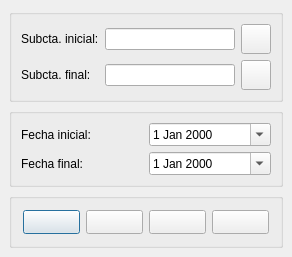
Before: the Qt Designer form ui/cuadimprimayor.ui in Ivanvegacbr/librokuentas, drawn with Qt 5.
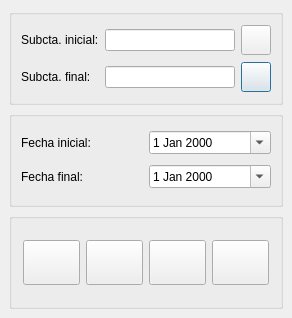
After: the same form once the commit is applied. Icons and pictures are not drawn.

```diff
--- a/ui/cuadimprimayor.ui
+++ b/ui/cuadimprimayor.ui
@@ -8,7 +8,7 @@
     <x>0</x>
     <y>0</y>
     <width>292</width>
-    <height>257</height>
+    <height>318</height>
    </rect>
   </property>
   <property name="windowTitle">
@@ -233,9 +233,6 @@
           <height>32</height>
          </size>
         </property>
-        <property name="default">
-         <bool>true</bool>
-        </property>
        </widget>
       </item>
       <item row="0" column="2">
```
Left out of the diff: 55 changed lines with no effect on the pictures.
